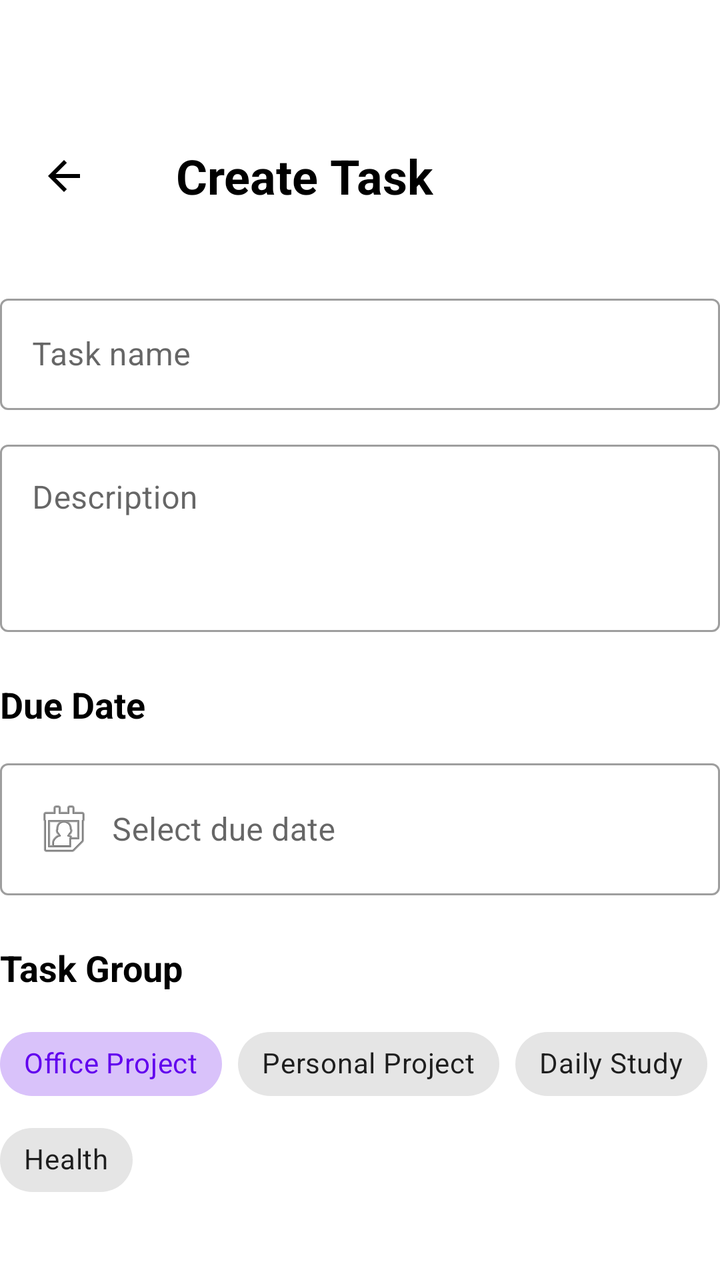
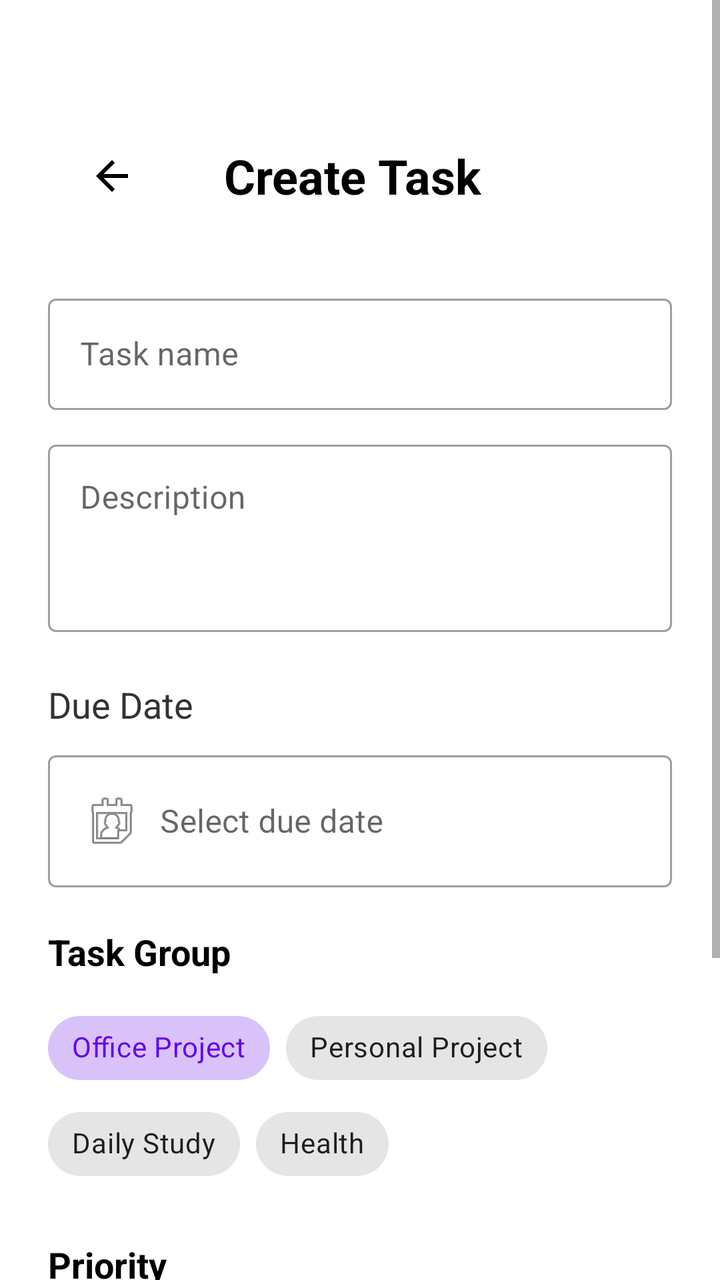

Before-and-after screenshots of an Android layout around one commit, followed by the original layout XML and the change that was made.
<!-- AndroidManifest.xml: application theme Theme.ToDoListApp -->
<!-- res/layout/activity_add_task.xml -->
<?xml version="1.0" encoding="utf-8"?>
<androidx.appcompat.widget.LinearLayoutCompat xmlns:android="http://schemas.android.com/apk/res/android"
    xmlns:tools="http://schemas.android.com/tools"
    android:layout_width="match_parent"
    android:layout_height="match_parent"
    xmlns:app="http://schemas.android.com/apk/res-auto"
    android:paddingTop="?actionBarSize"
    android:layout_marginHorizontal="24dp"
    android:orientation="vertical">

    <LinearLayout
        android:layout_width="match_parent"
        android:layout_height="wrap_content"
        android:orientation="horizontal"
        android:layout_marginBottom="24dp">

        <ImageButton
            android:layout_width="64dp"
            android:layout_height="64dp"
            android:src="@drawable/ic_arrow_back_24dp"
            android:background="@color/white"/>

        <TextView
            android:layout_marginHorizontal="24dp"
            android:layout_weight="1"
            android:layout_gravity="center"
            android:layout_width="wrap_content"
            android:layout_height="wrap_content"
            android:textColor="@color/black"
            android:text="Create Task"
            android:textStyle="bold"
            android:textSize="24sp"/>
    </LinearLayout>

    <com.google.android.material.textfield.TextInputLayout
        android:layout_width="match_parent"
        android:layout_height="wrap_content"
        android:layout_marginBottom="12dp"
        style="@style/Widget.MaterialComponents.TextInputLayout.OutlinedBox">
        <com.google.android.material.textfield.TextInputEditText
            android:id="@+id/etTaskName"
            android:layout_width="match_parent"
            android:layout_height="wrap_content"
            android:hint="Task name" />
    </com.google.android.material.textfield.TextInputLayout>

    <com.google.android.material.textfield.TextInputLayout
        android:layout_width="match_parent"
        android:layout_height="wrap_content"
        android:layout_marginBottom="24dp"
        style="@style/Widget.MaterialComponents.TextInputLayout.OutlinedBox">

        <com.google.android.material.textfield.TextInputEditText
            android:id="@+id/etDescription"
            android:layout_width="match_parent"
            android:layout_height="wrap_content"
            android:hint="Description"
            android:minLines="3"
            android:gravity="top"/>
    </com.google.android.material.textfield.TextInputLayout>

    <TextView
        android:layout_width="wrap_content"
        android:layout_height="wrap_content"
        android:textSize="18sp"
        android:textStyle="bold"
        android:textColor="@color/black"
        android:text="Due Date"
        android:layout_marginBottom="12dp"/>

    
    <com.google.android.material.textfield.TextInputLayout
        android:layout_width="match_parent"
        android:layout_height="wrap_content"
        android:layout_marginBottom="24dp"
        style="@style/Widget.MaterialComponents.TextInputLayout.OutlinedBox">

        <com.google.android.material.textfield.TextInputEditText
            android:id="@+id/etDueDate"
            android:layout_width="match_parent"
            android:layout_height="wrap_content"
            android:hint="Select due date"
            android:focusable="false"
            android:clickable="true"
            android:cursorVisible="false"
            android:drawableStart="@android:drawable/ic_menu_my_calendar"
            android:drawablePadding="8dp" />

    </com.google.android.material.textfield.TextInputLayout>

    <TextView
        android:layout_width="wrap_content"
        android:layout_height="wrap_content"
        android:textSize="18sp"
        android:textStyle="bold"
        android:textColor="@color/black"
        android:text="Task Group"
        android:layout_marginBottom="12dp"/>

    <com.google.android.material.chip.ChipGroup
        android:id="@+id/chipGroupTaskGroup"
        android:layout_width="match_parent"
        android:layout_height="wrap_content"
        android:layout_marginBottom="24dp"
        app:singleSelection="true"
        xmlns:app="http://schemas.android.com/apk/res-auto">

        <com.google.android.material.chip.Chip
            android:id="@+id/chipOffice"
            android:layout_width="wrap_content"
            android:layout_height="wrap_content"
            android:text="Office Project"
            android:checkable="true"
            android:checked="true"
            style="@style/Widget.MaterialComponents.Chip.Choice" />

        <com.google.android.material.chip.Chip
            android:id="@+id/chipPersonal"
            android:layout_width="wrap_content"
            android:layout_height="wrap_content"
            android:text="Personal Project"
            android:checkable="true"
            style="@style/Widget.MaterialComponents.Chip.Choice" />

        <com.google.android.material.chip.Chip
            android:id="@+id/chipStudy"
            android:layout_width="wrap_content"
            android:layout_height="wrap_content"
            android:text="Daily Study"
            android:checkable="true"
            style="@style/Widget.MaterialComponents.Chip.Choice" />

        <com.google.android.material.chip.Chip
            android:id="@+id/chipHealth"
            android:layout_width="wrap_content"
            android:layout_height="wrap_content"
            android:text="Health"
            android:checkable="true"
            style="@style/Widget.MaterialComponents.Chip.Choice" />
    </com.google.android.material.chip.ChipGroup>

    <TextView
        android:layout_width="wrap_content"
        android:layout_height="wrap_content"
        android:textSize="18sp"
        android:textStyle="bold"
        android:textColor="@color/black"
        android:text="Priority"
        android:layout_marginBottom="12dp"/>

    
    <com.google.android.material.chip.ChipGroup
        android:id="@+id/chipGroupPriority"
        android:layout_width="match_parent"
        android:layout_height="wrap_content"
        android:layout_marginBottom="32dp"
        app:singleSelection="true"
        xmlns:app="http://schemas.android.com/apk/res-auto">

        <com.google.android.material.chip.Chip
            android:id="@+id/chipLow"
            android:layout_width="wrap_content"
            android:layout_height="wrap_content"
            android:text="Low"
            android:checkable="true"
            style="@style/Widget.MaterialComponents.Chip.Choice" />

        <com.google.android.material.chip.Chip
            android:id="@+id/chipMedium"
            android:layout_width="wrap_content"
            android:layout_height="wrap_content"
            android:text="Medium"
            android:checkable="true"
            android:checked="true"
            style="@style/Widget.MaterialComponents.Chip.Choice" />

        <com.google.android.material.chip.Chip
            android:id="@+id/chipHigh"
            android:layout_width="wrap_content"
            android:layout_height="wrap_content"
            android:text="High"
            android:checkable="true"
            style="@style/Widget.MaterialComponents.Chip.Choice" />
    </com.google.android.material.chip.ChipGroup>

    
    <View
        android:layout_width="match_parent"
        android:layout_height="0dp"
        android:layout_weight="1" />

    
    <com.google.android.material.button.MaterialButton
        android:id="@+id/btnSaveTask"
        android:layout_width="match_parent"
        android:layout_height="52dp"
        android:text="Save Task"
        android:textSize="16sp"
        android:backgroundTint="#6B3FA0"
        android:layout_marginTop="16dp" />



</androidx.appcompat.widget.LinearLayoutCompat>
<!-- resources referenced by this layout -->
<resources>
  <color name="black">#FF000000</color>
  <color name="white">#FFFFFFFF</color>
  <!-- drawable ic_arrow_back_24dp (drawable) -->
  <vector xmlns:android="http://schemas.android.com/apk/res/android" android:autoMirrored="true" android:height="24dp" android:tint="#000000" android:viewportHeight="960" android:viewportWidth="960" android:width="24dp">
        
      <path android:fillColor="@android:color/white" android:pathData="M313,520L537,744L480,800L160,480L480,160L537,216L313,440L800,440L800,520L313,520Z"/>
      
  </vector>
  <style name="Theme.ToDoListApp" parent="Theme.MaterialComponents.DayNight.NoActionBar">
          
          <item name="colorPrimary">@color/purple_500</item>
          <item name="colorPrimaryVariant">@color/purple_700</item>
          <item name="colorOnPrimary">@color/white</item>
          
          <item name="colorSecondary">@color/teal_200</item>
          <item name="colorSecondaryVariant">@color/teal_700</item>
          <item name="colorOnSecondary">@color/black</item>
          
          <item name="android:statusBarColor">?attr/colorPrimaryVariant</item>
          
      </style>
  <color name="purple_500">#FF6200EE</color>
  <color name="purple_700">#FF3700B3</color>
  <color name="teal_200">#FF03DAC5</color>
  <color name="teal_700">#FF018786</color>
</resources>

<!-- the commit's change to res/layout/activity_add_task.xml (unified diff, before → after) -->
@@ -1,204 +1,217 @@
 <?xml version="1.0" encoding="utf-8"?>
-<androidx.appcompat.widget.LinearLayoutCompat xmlns:android="http://schemas.android.com/apk/res/android"
+<ScrollView xmlns:android="http://schemas.android.com/apk/res/android"
+    xmlns:app="http://schemas.android.com/apk/res-auto"
     xmlns:tools="http://schemas.android.com/tools"
     android:layout_width="match_parent"
     android:layout_height="match_parent"
-    xmlns:app="http://schemas.android.com/apk/res-auto"
-    android:paddingTop="?actionBarSize"
-    android:layout_marginHorizontal="24dp"
-    android:orientation="vertical">
-
-    <LinearLayout
+    android:fillViewport="true">
+
+    <androidx.appcompat.widget.LinearLayoutCompat
         android:layout_width="match_parent"
         android:layout_height="wrap_content"
-        android:orientation="horizontal"
-        android:layout_marginBottom="24dp">
-
-        <ImageButton
-            android:layout_width="64dp"
-            android:layout_height="64dp"
-            android:src="@drawable/ic_arrow_back_24dp"
-            android:background="@color/white"/>
-
-        <TextView
-            android:layout_marginHorizontal="24dp"
-            android:layout_weight="1"
-            android:layout_gravity="center"
+        android:paddingTop="?actionBarSize"
+        android:paddingBottom="24dp"
+        android:paddingHorizontal="24dp"
+        android:orientation="vertical">
+
+        
+        <LinearLayout
+            android:layout_width="match_parent"
+            android:layout_height="wrap_content"
+            android:orientation="horizontal"
+            android:layout_marginBottom="24dp">
+
+            <ImageButton
+                android:id="@+id/backHomeBtn"
+                android:layout_width="64dp"
+                android:layout_height="64dp"
+                android:src="@drawable/ic_arrow_back_24dp"
+                android:background="@color/white"/>
+
+            <TextView
+                android:layout_marginHorizontal="24dp"
+                android:layout_weight="1"
+                android:layout_gravity="center"
+                android:layout_width="wrap_content"
+                android:layout_height="wrap_content"
+                android:textColor="@color/black"
+                android:text="Create Task"
+                android:textStyle="bold"
+                android:textSize="24sp"/>
+        </LinearLayout>
+
+        
+        <com.google.android.material.textfield.TextInputLayout
+            android:layout_width="match_parent"
+            android:layout_height="wrap_content"
+            android:layout_marginBottom="12dp"
+            style="@style/Widget.MaterialComponents.TextInputLayout.OutlinedBox">
+            <com.google.android.material.textfield.TextInputEditText
+                android:id="@+id/etTaskName"
+                android:layout_width="match_parent"
+                android:layout_height="wrap_content"
+                android:hint="Task name" />
+        </com.google.android.material.textfield.TextInputLayout>
+
+        
+        <com.google.android.material.textfield.TextInputLayout
+            android:layout_width="match_parent"
+            android:layout_height="wrap_content"
+            android:layout_marginBottom="24dp"
+            style="@style/Widget.MaterialComponents.TextInputLayout.OutlinedBox">
+
+            <com.google.android.material.textfield.TextInputEditText
+                android:id="@+id/etDescription"
+                android:layout_width="match_parent"
+                android:layout_height="wrap_content"
+                android:hint="Description"
+                android:minLines="3"
+                android:gravity="top"/>
+        </com.google.android.material.textfield.TextInputLayout>
+
+        
+        <TextView
             android:layout_width="wrap_content"
             android:layout_height="wrap_content"
+            android:text="Due Date"
+            android:textSize="18sp"
+            android:textColor="#333333"
+            android:layout_marginBottom="8dp" />
+
+        
+        <com.google.android.material.textfield.TextInputLayout
+            android:layout_width="match_parent"
+            android:layout_height="wrap_content"
+            android:layout_marginBottom="20dp"
+            style="@style/Widget.MaterialComponents.TextInputLayout.OutlinedBox">
+
+            <com.google.android.material.textfield.TextInputEditText
+                android:id="@+id/etDueDate"
+                android:layout_width="match_parent"
+                android:layout_height="wrap_content"
+                android:hint="Select due date"
+                android:focusable="false"
+                android:clickable="true"
+                android:cursorVisible="false"
+                android:drawableStart="@android:drawable/ic_menu_my_calendar"
+                android:drawablePadding="8dp" />
+
+        </com.google.android.material.textfield.TextInputLayout>
+
+        
+        <TextView
+            android:layout_width="wrap_content"
+            android:layout_height="wrap_content"
+            android:textSize="18sp"
+            android:textStyle="bold"
             android:textColor="@color/black"
-            android:text="Create Task"
+            android:text="Task Group"
+            android:layout_marginBottom="12dp"/>
+
+        
+        <com.google.android.material.chip.ChipGroup
+            android:id="@+id/chipGroupTaskGroup"
+            android:layout_width="match_parent"
+            android:layout_height="wrap_content"
+            android:layout_marginBottom="24dp"
+            app:singleSelection="true">
+
+            <com.google.android.material.chip.Chip
+                android:id="@+id/chipOffice"
+                android:layout_width="wrap_content"
+                android:layout_height="wrap_content"
+                android:text="Office Project"
+                android:checkable="true"
+                android:checked="true"
+                style="@style/Widget.MaterialComponents.Chip.Choice" />
+
+            <com.google.android.material.chip.Chip
+                android:id="@+id/chipPersonal"
+                android:layout_width="wrap_content"
+                android:layout_height="wrap_content"
+                android:text="Personal Project"
+                android:checkable="true"
+                style="@style/Widget.MaterialComponents.Chip.Choice" />
+
+            <com.google.android.material.chip.Chip
+                android:id="@+id/chipStudy"
+                android:layout_width="wrap_content"
+                android:layout_height="wrap_content"
+                android:text="Daily Study"
+                android:checkable="true"
+                style="@style/Widget.MaterialComponents.Chip.Choice" />
+
+            <com.google.android.material.chip.Chip
+                android:id="@+id/chipHealth"
+                android:layout_width="wrap_content"
+                android:layout_height="wrap_content"
+                android:text="Health"
+                android:checkable="true"
+                style="@style/Widget.MaterialComponents.Chip.Choice" />
+        </com.google.android.material.chip.ChipGroup>
+
+        
+        <TextView
+            android:layout_width="wrap_content"
+            android:layout_height="wrap_content"
+            android:textSize="18sp"
             android:textStyle="bold"
-            android:textSize="24sp"/>
-    </LinearLayout>
-
-    <com.google.android.material.textfield.TextInputLayout
-        android:layout_width="match_parent"
-        android:layout_height="wrap_content"
-        android:layout_marginBottom="12dp"
-        style="@style/Widget.MaterialComponents.TextInputLayout.OutlinedBox">
-        <com.google.android.material.textfield.TextInputEditText
-            android:id="@+id/etTaskName"
-            android:layout_width="match_parent"
-            android:layout_height="wrap_content"
-            android:hint="Task name" />
-    </com.google.android.material.textfield.TextInputLayout>
-
-    <com.google.android.material.textfield.TextInputLayout
-        android:layout_width="match_parent"
-        android:layout_height="wrap_content"
-        android:layout_marginBottom="24dp"
-        style="@style/Widget.MaterialComponents.TextInputLayout.OutlinedBox">
-
-        <com.google.android.material.textfield.TextInputEditText
-            android:id="@+id/etDescription"
-            android:layout_width="match_parent"
-            android:layout_height="wrap_content"
-            android:hint="Description"
-            android:minLines="3"
-            android:gravity="top"/>
-    </com.google.android.material.textfield.TextInputLayout>
-
-    <TextView
-        android:layout_width="wrap_content"
-        android:layout_height="wrap_content"
-        android:textSize="18sp"
-        android:textStyle="bold"
-        android:textColor="@color/black"
-        android:text="Due Date"
-        android:layout_marginBottom="12dp"/>
-
-    
-    <com.google.android.material.textfield.TextInputLayout
-        android:layout_width="match_parent"
-        android:layout_height="wrap_content"
-        android:layout_marginBottom="24dp"
-        style="@style/Widget.MaterialComponents.TextInputLayout.OutlinedBox">
-
-        <com.google.android.material.textfield.TextInputEditText
-            android:id="@+id/etDueDate"
-            android:layout_width="match_parent"
-            android:layout_height="wrap_content"
-            android:hint="Select due date"
-            android:focusable="false"
-            android:clickable="true"
-            android:cursorVisible="false"
-            android:drawableStart="@android:drawable/ic_menu_my_calendar"
-            android:drawablePadding="8dp" />
-
-    </com.google.android.material.textfield.TextInputLayout>
-
-    <TextView
-        android:layout_width="wrap_content"
-        android:layout_height="wrap_content"
-        android:textSize="18sp"
-        android:textStyle="bold"
-        android:textColor="@color/black"
-        android:text="Task Group"
-        android:layout_marginBottom="12dp"/>
-
-    <com.google.android.material.chip.ChipGroup
-        android:id="@+id/chipGroupTaskGroup"
-        android:layout_width="match_parent"
-        android:layout_height="wrap_content"
-        android:layout_marginBottom="24dp"
-        app:singleSelection="true"
-        xmlns:app="http://schemas.android.com/apk/res-auto">
-
-        <com.google.android.material.chip.Chip
-            android:id="@+id/chipOffice"
-            android:layout_width="wrap_content"
-            android:layout_height="wrap_content"
-            android:text="Office Project"
-            android:checkable="true"
-            android:checked="true"
-            style="@style/Widget.MaterialComponents.Chip.Choice" />
-
-        <com.google.android.material.chip.Chip
-            android:id="@+id/chipPersonal"
-            android:layout_width="wrap_content"
-            android:layout_height="wrap_content"
-            android:text="Personal Project"
-            android:checkable="true"
-            style="@style/Widget.MaterialComponents.Chip.Choice" />
-
-        <com.google.android.material.chip.Chip
-            android:id="@+id/chipStudy"
-            android:layout_width="wrap_content"
-            android:layout_height="wrap_content"
-            android:text="Daily Study"
-            android:checkable="true"
-            style="@style/Widget.MaterialComponents.Chip.Choice" />
-
-        <com.google.android.material.chip.Chip
-            android:id="@+id/chipHealth"
-            android:layout_width="wrap_content"
-            android:layout_height="wrap_content"
-            android:text="Health"
-            android:checkable="true"
-            style="@style/Widget.MaterialComponents.Chip.Choice" />
-    </com.google.android.material.chip.ChipGroup>
-
-    <TextView
-        android:layout_width="wrap_content"
-        android:layout_height="wrap_content"
-        android:textSize="18sp"
-        android:textStyle="bold"
-        android:textColor="@color/black"
-        android:text="Priority"
-        android:layout_marginBottom="12dp"/>
-
-    
-    <com.google.android.material.chip.ChipGroup
-        android:id="@+id/chipGroupPriority"
-        android:layout_width="match_parent"
-        android:layout_height="wrap_content"
-        android:layout_marginBottom="32dp"
-        app:singleSelection="true"
-        xmlns:app="http://schemas.android.com/apk/res-auto">
-
-        <com.google.android.material.chip.Chip
-            android:id="@+id/chipLow"
-            android:layout_width="wrap_content"
-            android:layout_height="wrap_content"
-            android:text="Low"
-            android:checkable="true"
-            style="@style/Widget.MaterialComponents.Chip.Choice" />
-
-        <com.google.android.material.chip.Chip
-            android:id="@+id/chipMedium"
-            android:layout_width="wrap_content"
-            android:layout_height="wrap_content"
-            android:text="Medium"
-            android:checkable="true"
-            android:checked="true"
-            style="@style/Widget.MaterialComponents.Chip.Choice" />
-
-        <com.google.android.material.chip.Chip
-            android:id="@+id/chipHigh"
-            android:layout_width="wrap_content"
-            android:layout_height="wrap_content"
-            android:text="High"
-            android:checkable="true"
-            style="@style/Widget.MaterialComponents.Chip.Choice" />
-    </com.google.android.material.chip.ChipGroup>
-
-    
-    <View
-        android:layout_width="match_parent"
-        android:layout_height="0dp"
-        android:layout_weight="1" />
-
-    
-    <com.google.android.material.button.MaterialButton
-        android:id="@+id/btnSaveTask"
-        android:layout_width="match_parent"
-        android:layout_height="52dp"
-        android:text="Save Task"
-        android:textSize="16sp"
-        android:backgroundTint="#6B3FA0"
-        android:layout_marginTop="16dp" />
-
-
-
-</androidx.appcompat.widget.LinearLayoutCompat>
+            android:textColor="@color/black"
+            android:text="Priority"
+            android:layout_marginBottom="12dp"/>
+
+        
+        <com.google.android.material.chip.ChipGroup
+            android:id="@+id/chipGroupPriority"
+            android:layout_width="match_parent"
+            android:layout_height="wrap_content"
+            android:layout_marginBottom="32dp"
+            app:singleSelection="true">
+
+            <com.google.android.material.chip.Chip
+                android:id="@+id/chipLow"
+                android:layout_width="wrap_content"
+                android:layout_height="wrap_content"
+                android:text="Low"
+                android:checkable="true"
+                style="@style/Widget.MaterialComponents.Chip.Choice" />
+
+            <com.google.android.material.chip.Chip
+                android:id="@+id/chipMedium"
+                android:layout_width="wrap_content"
+                android:layout_height="wrap_content"
+                android:text="Medium"
+                android:checkable="true"
+                android:checked="true"
+                style="@style/Widget.MaterialComponents.Chip.Choice" />
+
+            <com.google.android.material.chip.Chip
+                android:id="@+id/chipHigh"
+                android:layout_width="wrap_content"
+                android:layout_height="wrap_content"
+                android:text="High"
+                android:checkable="true"
+                style="@style/Widget.MaterialComponents.Chip.Choice" />
+        </com.google.android.material.chip.ChipGroup>
+
+        
+        <TextView
+            android:id="@+id/etTaskDemo"
+            android:layout_width="match_parent"
+            android:layout_height="wrap_content"
+            android:layout_marginBottom="8dp"
+            android:text=""/>
+
+        
+        <com.google.android.material.button.MaterialButton
+            android:id="@+id/btnSaveTask"
+            android:layout_width="match_parent"
+            android:layout_height="52dp"
+            android:text="Save Task"
+            android:textSize="16sp"
+            android:backgroundTint="#6B3FA0"
+            android:layout_marginTop="16dp"/>
+
+    </androidx.appcompat.widget.LinearLayoutCompat>
+
+</ScrollView>
